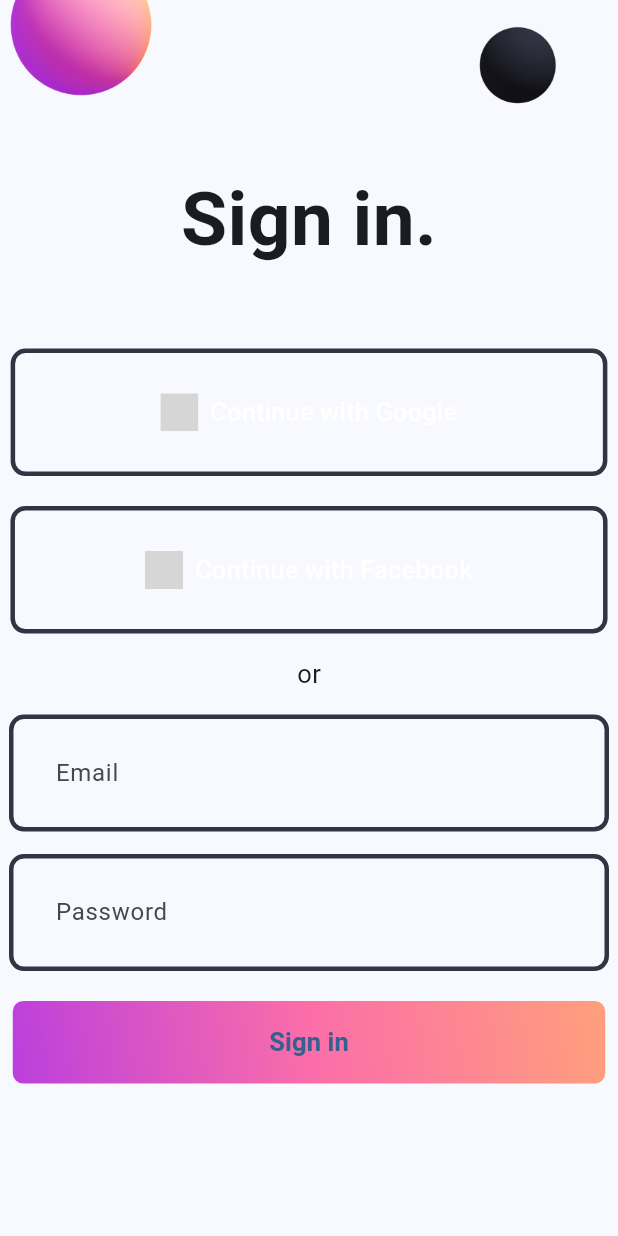
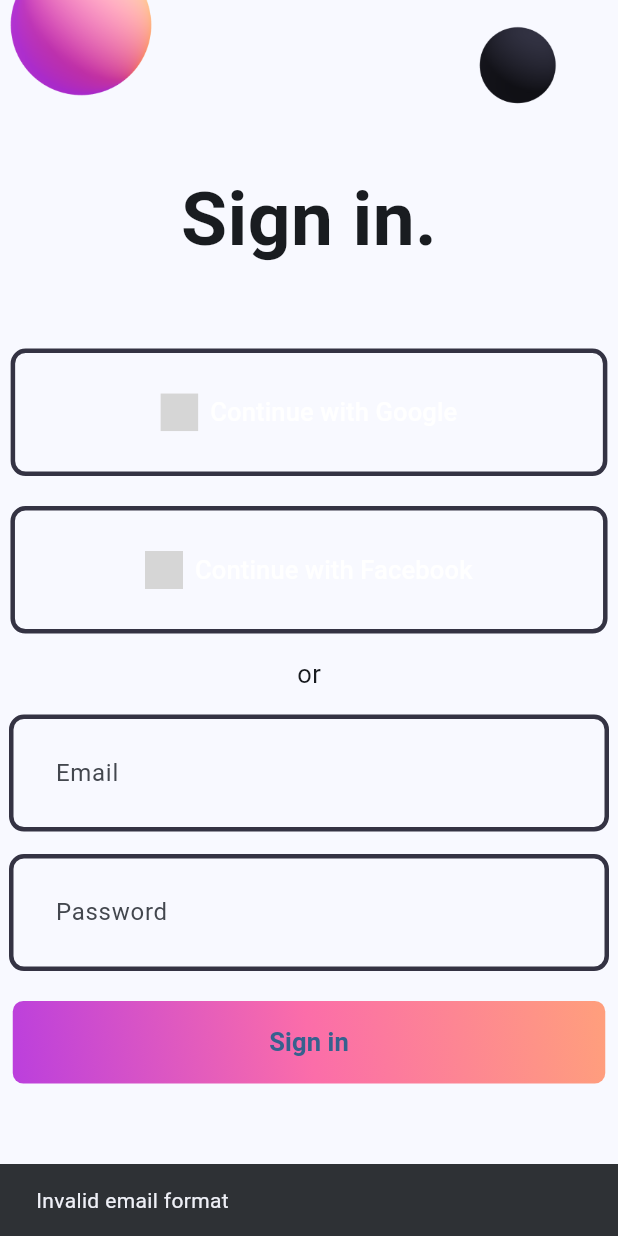
Before and after one commit to MichaelHiszpanski/bloc_tutorial, a Flutter app: the LoginScreen screen opened by its route, after a tap on "Sign in", on a phone screen of 412 x 824 dp. Run offline on Flutter 3.47's test engine with Material 3 defaults, Android fonts, the phone set to English and light mode, and no system bars; our stand-ins replace bloc, flutter_bloc, flutter_svg; grey boxes are pictures that could not be loaded.

Commit message:
adding SnackBar  for validation

```diff
--- a/lib/sign_in_app/login_page.dart
+++ b/lib/sign_in_app/login_page.dart
@@ -21,7 +21,14 @@ class _LoginScreenState extends State<LoginScreen> {
     return Scaffold(
       body: BlocListener<AuthBloc, AuthState>(
         listener: (context, state) {
-          // TODO: implement listener
+          if (state is AuthFailure) {
+            ScaffoldMessenger.of(context)
+                .showSnackBar(SnackBar(content: Text(state.error)));
+          }
+          if (state is AuthSuccess) {
+            ScaffoldMessenger.of(context)
+                .showSnackBar(SnackBar(content: Text(state.uid)));
+          }
         },
         child: SingleChildScrollView(
           child: Center(
```
